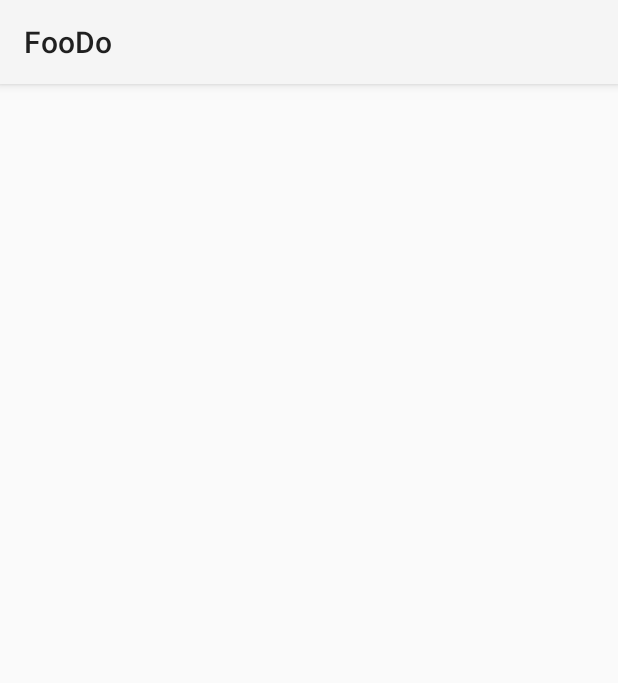
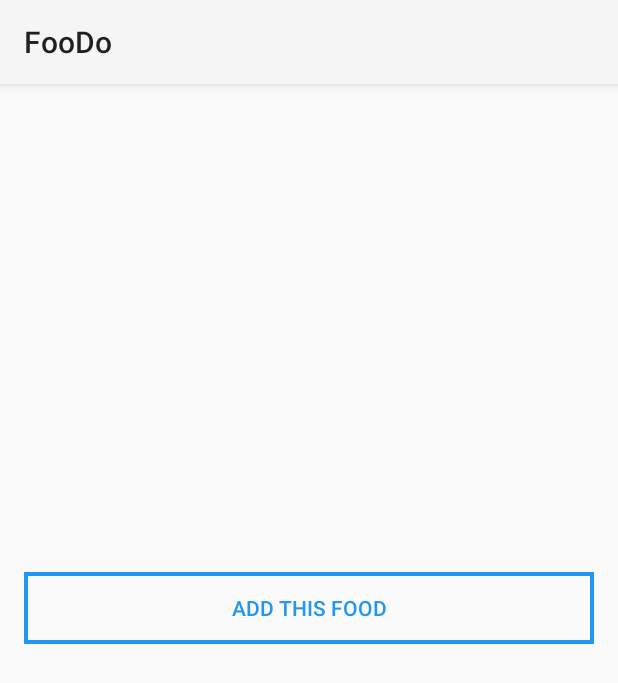
Before and after one commit to bravyto/pplA01, an Android app: the InfoFoodActivity screen opened directly, with no data from a screen before it, on a phone screen of 412 x 824 dp. Shown: the top 683 px of the screen. Run offline under Robolectric (Android 15) with nearby library versions, the light colour scheme and no system bars; 8 statements that could not run were skipped.

Commit message:
Melengkapi infoo food
detailing

```diff
--- a/app/src/main/java/ppla01/foodo/InfoFoodActivity.java
+++ b/app/src/main/java/ppla01/foodo/InfoFoodActivity.java
@@ -20,12 +20,30 @@ public class InfoFoodActivity extends AppCompatActivity {
 
         String foodName = extras.getString(FoodActivity.EXTRA_MESSAGE1);
         String calories = "Food Calories: " + extras.getString(FoodActivity.EXTRA_MESSAGE2);
+        String water = "Water: " + extras.getString(FoodActivity.EXTRA_MESSAGE3);
+        String protein = "Protein: " + extras.getString(FoodActivity.EXTRA_MESSAGE4);
+        String carbo = "Carbohydrat: " + extras.getString(FoodActivity.EXTRA_MESSAGE5);
+        String sugar = "Sugar: " + extras.getString(FoodActivity.EXTRA_MESSAGE6);
+        String calcium = "Calcium: " + extras.getString(FoodActivity.EXTRA_MESSAGE7);
+        String chole = "Cholestrol: " + extras.getString(FoodActivity.EXTRA_MESSAGE8);
 
         TextView textV1 = (TextView) findViewById(R.id.nameOfFood);
         TextView textV2 = (TextView) findViewById(R.id.theCalories);
+        TextView textV3 = (TextView) findViewById(R.id.theWater);
+        TextView textV4 = (TextView) findViewById(R.id.theProtein);
+        TextView textV5 = (TextView) findViewById(R.id.theCarbo);
+        TextView textV6 = (TextView) findViewById(R.id.theSugar);
+        TextView textV7 = (TextView) findViewById(R.id.theCalcium);
+        TextView textV8 = (TextView) findViewById(R.id.theChole);
         textV1.setText(foodName);
-        textV1.setTextSize(20);
+        textV1.setTextSize(26);
         textV2.setText(calories);
+        textV3.setText(water);
+        textV4.setText(protein);
+        textV5.setText(carbo);
+        textV6.setText(sugar);
+        textV7.setText(calcium);
+        textV8.setText(chole);
 
 
 
--- /dev/null
+++ b/app/src/main/res/drawable-xxxhdpi/transparant.xml
@@ -0,0 +1,9 @@
+<?xml version="1.0" encoding="utf-8"?>
+<selector xmlns:android="http://schemas.android.com/apk/res/android">
+    <item>
+    <shape>
+        <solid android:color="#09ffffff" />
+        <stroke android:width="4px" android:color="@color/colorPrimary"/>
+    </shape>
+    </item>
+</selector>
--- a/app/src/main/res/layout/activity_info_food.xml
+++ b/app/src/main/res/layout/activity_info_food.xml
@@ -14,13 +14,14 @@
     <TextView
         android:layout_width="wrap_content"
         android:layout_height="wrap_content"
-        android:text=""
+        android:text="aa"
         android:id="@+id/nameOfFood"
         android:layout_alignParentTop="true"
         android:layout_alignParentLeft="true"
         android:layout_alignParentStart="true" />
 
     <TextView
+        android:textSize="18dp"
         android:layout_width="wrap_content"
         android:layout_height="wrap_content"
         android:text="New Text"
@@ -28,4 +29,71 @@
         android:layout_below="@+id/nameOfFood"
         android:layout_alignParentLeft="true"
         android:layout_alignParentStart="true" />
+    <TextView
+        android:textSize="18dp"
+        android:layout_width="wrap_content"
+        android:layout_height="wrap_content"
+        android:text="New Text"
+        android:id="@+id/theWater"
+        android:layout_below="@+id/theCalories"
+        android:layout_alignParentLeft="true"
+        android:layout_alignParentStart="true" />
+    <TextView
+        android:textSize="18dp"
+        android:layout_width="wrap_content"
+        android:layout_height="wrap_content"
+        android:text="New Text"
+        android:id="@+id/theProtein"
+        android:layout_below="@+id/theWater"
+        android:layout_alignParentLeft="true"
+        android:layout_alignParentStart="true" />
+    <TextView
+        android:textSize="18dp"
+        android:layout_width="wrap_content"
+        android:layout_height="wrap_content"
+        android:text="New Text"
+        android:id="@+id/theCarbo"
+        android:layout_below="@+id/theProtein"
+        android:layout_alignParentLeft="true"
+        android:layout_alignParentStart="true" />
+    <TextView
+        android:textSize="18dp"
+        android:layout_width="wrap_content"
+        android:layout_height="wrap_content"
+        android:text="New Text"
+        android:id="@+id/theSugar"
+        android:layout_below="@+id/theCarbo"
+        android:layout_alignParentLeft="true"
+        android:layout_alignParentStart="true" />
+    <TextView
+        android:textSize="18dp"
+        android:layout_width="wrap_content"
+        android:layout_height="wrap_content"
+        android:text="New Text"
+        android:id="@+id/theCalcium"
+        android:layout_below="@+id/theSugar"
+        android:layout_alignParentLeft="true"
+        android:layout_alignParentStart="true" />
+    <TextView
+        android:textSize="18dp"
+        android:layout_width="wrap_content"
+        android:layout_height="wrap_content"
+        android:text="New Text"
+        android:id="@+id/theChole"
+        android:layout_below="@+id/theCalcium"
+        android:layout_alignParentLeft="true"
+        android:layout_alignParentStart="true" />
+
+    <Button
+        android:layout_width="match_parent"
+        android:background="@drawable/transparant"
+        android:layout_height="wrap_content"
+        android:text="Add This Food"
+        android:id="@+id/button"
+        android:textColor="@color/colorPrimary"
+        android:layout_below="@+id/theChole"
+        android:layout_alignParentLeft="true"
+        android:layout_alignParentStart="true"
+        android:layout_marginTop="101dp" />
+
 </RelativeLayout>
```
Also changed, not shown: app/src/main/java/ppla01/foodo/CSVReader.java (+9 -1 lines), app/src/main/java/ppla01/foodo/FoodActivity.java (+18 -0 lines), app/src/main/java/ppla01/foodo/FoodDetail.java (+108 -0 lines), 1 other file.
